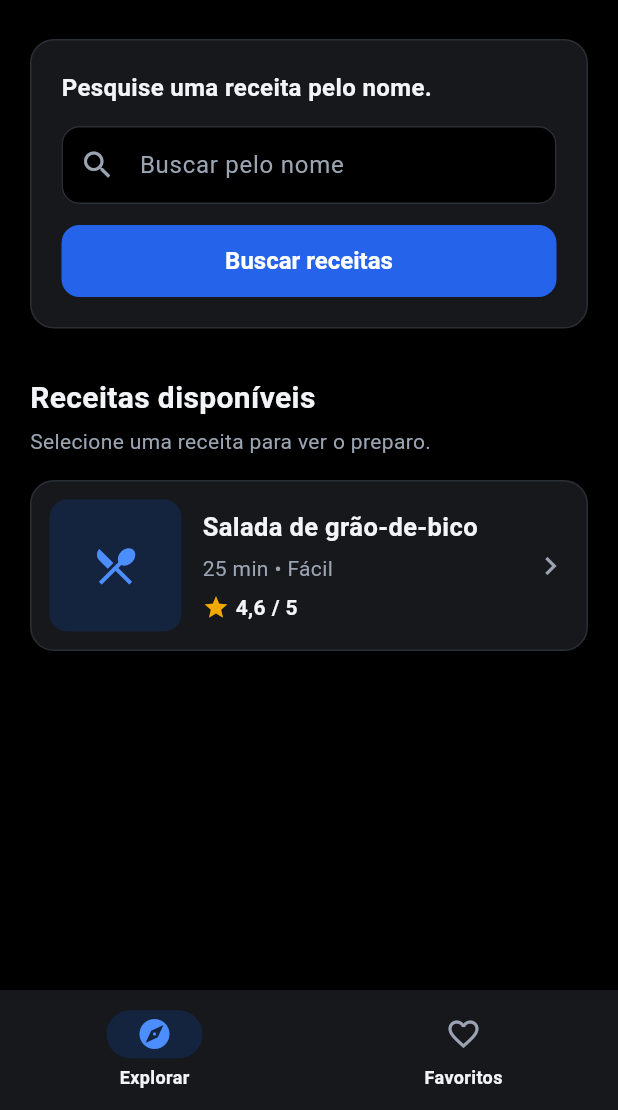
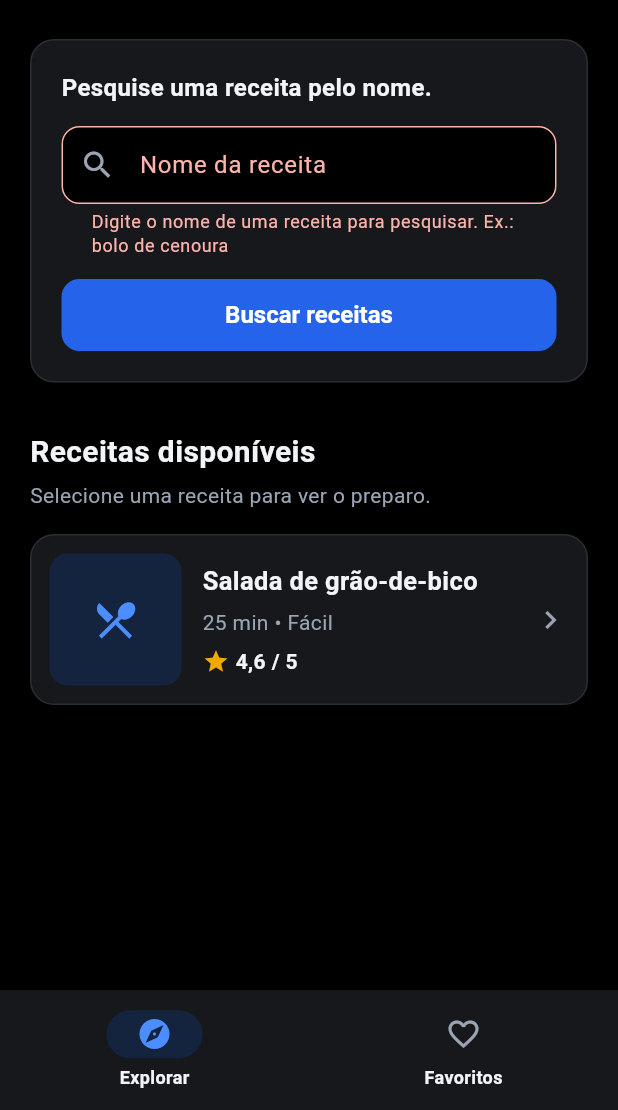
Before and after one commit to MatheusMarquesG/fast_recipes, a Flutter app: the screen it shows after launch, after a tap on "Buscar receitas", on a phone screen of 412 x 824 dp, the part 126-1236 px from its top. Run offline on Flutter 3.47's test engine with Material 3 defaults, Android fonts, the phone set to English and light mode, and no system bars.

Commit message:
Parte dois: Criando campos de pesquisa

```diff
--- /dev/null
+++ b/lib/componentes/cartao_pesquisa.dart
@@ -0,0 +1,122 @@
+import 'package:fast_recipes/tema/tema_app.dart';
+import 'package:flutter/material.dart';
+
+class SearchCard extends StatefulWidget {
+  const SearchCard({super.key});
+
+  @override
+  State<SearchCard> createState() => _SearchCardState();
+}
+
+class _SearchCardState extends State<SearchCard> {
+  final TextEditingController _controller = TextEditingController();
+  String? _erro;
+  String? _termo;
+
+  @override
+  void dispose() {
+    _controller.dispose();
+    super.dispose();
+  }
+
+  void _pesquisar() {
+    String texto = _controller.text;
+
+    if (texto.isEmpty) {
+      setState(() {
+        _erro = 'Digite o nome de uma receita para pesquisar. Ex.: bolo de cenoura';
+        _termo = null;
+      });
+      return;
+    }
+
+    if (texto.trim().isEmpty) {
+      setState(() {
+        _erro = 'O campo tem apenas espaços. Digite pelo menos uma letra do nome da receita.';
+        _termo = null;
+      });
+      return;
+    }
+
+    texto = texto.trim();
+    while (texto.contains('  ')) {
+      texto = texto.replaceAll('  ', ' ');
+    }
+
+    setState(() {
+      _erro = null;
+      _termo = texto;
+    });
+  }
+
+  void _novaPesquisa() {
+    _controller.clear();
+    setState(() {
+      _erro = null;
+      _termo = null;
+    });
+  }
+
+  @override
+  Widget build(BuildContext context) {
+    return Container(
+      padding: const EdgeInsets.all(20),
+      decoration: BoxDecoration(
+        color: AppColors.surface,
+        borderRadius: BorderRadius.circular(16),
+        border: Border.all(color: AppColors.border),
+      ),
+      child: Column(
+        crossAxisAlignment: CrossAxisAlignment.start,
+        children: [
+          const Text(
+            'Pesquise uma receita pelo nome.',
+            style: TextStyle(
+              fontSize: 16,
+              fontWeight: FontWeight.w600,
+              color: AppColors.textPrimary,
+            ),
+          ),
+          const SizedBox(height: 14),
+          TextField(
+            controller: _controller,
+            textInputAction: TextInputAction.search,
+            onSubmitted: (_) => _pesquisar(),
+            decoration: InputDecoration(
+              labelText: 'Nome da receita',
+              hintText: 'Ex.: bolo de cenoura',
+              prefixIcon: const Icon(Icons.search),
+              errorText: _erro,
+              errorMaxLines: 2,
+            ),
+          ),
+          const SizedBox(height: 14),
+          FilledButton(
+            onPressed: _pesquisar,
+            child: const Text('Buscar receitas'),
+          ),
+          if (_termo != null) ...[
+            const SizedBox(height: 16),
+            Text(
+              'Pesquisando por: "$_termo"',
+              style: const TextStyle(
+                fontSize: 15,
+                fontWeight: FontWeight.w600,
+                color: AppColors.textPrimary,
+              ),
+            ),
+            const SizedBox(height: 4),
+            const Text(
+              'Resultados provisórios.',
+              style: TextStyle(fontSize: 13, color: AppColors.textSecondary),
+            ),
+            TextButton(
+              onPressed: _novaPesquisa,
+              child: const Text('Nova pesquisa'),
+            ),
+          ],
+        ],
+      ),
+    );
+  }
+}
--- a/lib/telas/tela_principal.dart
+++ b/lib/telas/tela_principal.dart
@@ -1,8 +1,7 @@
 import 'package:fast_recipes/tema/tema_app.dart';
 import 'package:flutter/material.dart';
+import 'package:fast_recipes/componentes/cartao_pesquisa.dart';
 
-/// Tela principal (RF01): identidade do app, acesso à pesquisa e à listagem.
-/// Nesta etapa é só layout; os dados reais virão da API depois.
 class HomeScreen extends StatelessWidget {
   const HomeScreen({super.key});
 
@@ -17,7 +16,7 @@ class HomeScreen extends StatelessWidget {
             children: const [
               _Header(),
               SizedBox(height: 24),
-              _SearchCard(),
+              SearchCard(),
               SizedBox(height: 32),
               Text(
                 'Receitas disponíveis',
@@ -105,47 +104,6 @@ class _Header extends StatelessWidget {
   }
 }
 
-class _SearchCard extends StatelessWidget {
-  const _SearchCard();
-
-  @override
-  Widget build(BuildContext context) {
-    return Container(
-      padding: const EdgeInsets.all(20),
-      decoration: BoxDecoration(
-        color: AppColors.surface,
-        borderRadius: BorderRadius.circular(16),
-        border: Border.all(color: AppColors.border),
-      ),
-      child: Column(
-        crossAxisAlignment: CrossAxisAlignment.start,
-        children: [
-          const Text(
-            'Pesquise uma receita pelo nome.',
-            style: TextStyle(
-              fontSize: 16,
-              fontWeight: FontWeight.w600,
-              color: AppColors.textPrimary,
-            ),
-          ),
-          const SizedBox(height: 14),
-          const TextField(
-            decoration: InputDecoration(
-              hintText: 'Buscar pelo nome',
-              prefixIcon: Icon(Icons.search),
-            ),
-          ),
-          const SizedBox(height: 14),
-          FilledButton(
-            onPressed: () {},
-            child: const Text('Buscar receitas'),
-          ),
-        ],
-      ),
-    );
-  }
-}
-
 class _RecipeCard extends StatelessWidget {
   const _RecipeCard({
     required this.name,
```
